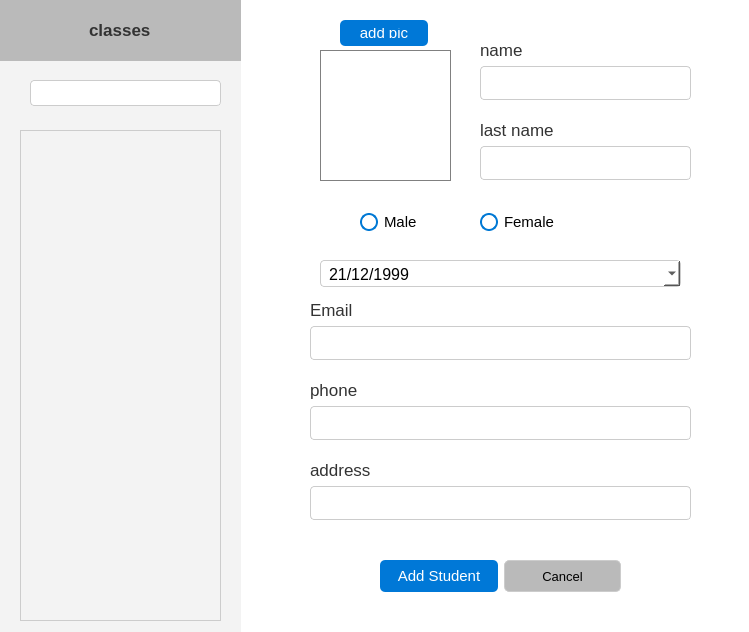
First picture: the form in School_System/ui/AddStudentDialog.ui, repository KasperJack/School-Management-System, before the edit.
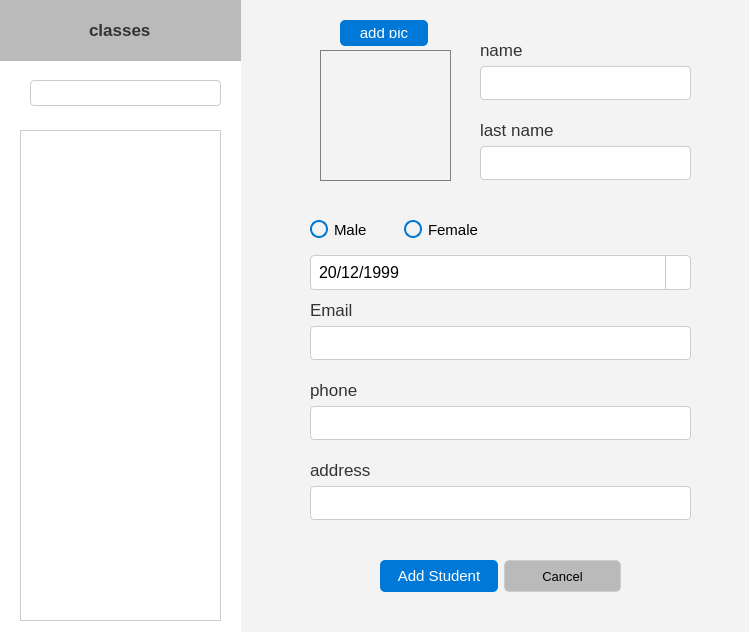
Second picture: the form after the edit. Icons and pictures are not drawn.

Patch:
```diff
--- a/School_System/ui/AddStudentDialog.ui
+++ b/School_System/ui/AddStudentDialog.ui
@@ -16,7 +16,7 @@
   <property name="styleSheet">
    <string notr="true">/* General Window */
 QWidget {
-    background-color:rgb(255, 255, 255); /* Light Gray for Light Mode */
+    background-color:#f3f3f3; /* Light Gray for Light Mode */
     color: #000000;           /* Black Text */
     font-family: &quot;Segoe UI&quot;, Arial, sans-serif;
     font-size: 12pt;
@@ -199,7 +199,7 @@
      </widget>
     </item>
     <item>
-     <widget class="QPushButton" name="pushButton">
+     <widget class="QPushButton" name="close_button">
       <property name="minimumSize">
        <size>
         <width>0</width>
@@ -273,44 +273,6 @@
     </item>
    </layout>
   </widget>
-  <widget class="QDateEdit" name="birth_date">
-   <property name="geometry">
-    <rect>
-     <x>320</x>
-     <y>260</y>
-     <width>361</width>
-     <height>27</height>
-    </rect>
-   </property>
-   <property name="styleSheet">
-    <string notr="true">
-    background-color: white;
-    color: black;
-    border: 1px solid #cccccc;
-    border-radius: 4px;
-    padding: 6px;
-</string>
-   </property>
-   <property name="wrapping">
-    <bool>false</bool>
-   </property>
-   <property name="dateTime">
-    <datetime>
-     <hour>0</hour>
-     <minute>0</minute>
-     <second>0</second>
-     <year>1999</year>
-     <month>12</month>
-     <day>21</day>
-    </datetime>
-   </property>
-   <property name="displayFormat">
-    <string>d/M/yyyy</string>
-   </property>
-   <property name="calendarPopup">
-    <bool>true</bool>
-   </property>
-  </widget>
   <widget class="QWidget" name="layoutWidget_3">
    <property name="geometry">
     <rect>
@@ -352,118 +314,6 @@
     <string>add pic</string>
    </property>
   </widget>
-  <widget class="QRadioButton" name="m_radioButton">
-   <property name="geometry">
-    <rect>
-     <x>360</x>
-     <y>210</y>
-     <width>111</width>
-     <height>24</height>
-    </rect>
-   </property>
-   <property name="styleSheet">
-    <string notr="true">QRadioButton {
-    spacing: 6px; /* Space between the radio button and label text */
-    color: black; /* Text color */
-    font-size: 11pt;
-}
-
-QRadioButton::indicator {
-    width: 14px;
-    height: 14px;
-    border-radius: 9px; /* Makes the indicator circular */
-    border: 2px solid #0078D4; /* Fluent Blue border */
-    background-color: transparent; /* Transparent background */
-}
-
-QRadioButton::indicator:hover {
-    border-color: #005a9e; /* Darker Fluent Blue on hover */
-}
-
-QRadioButton::indicator:checked {
-    background-color: #0078D4; /* Fluent Blue when checked */
-    border-color: #0078D4; /* Fluent Blue border */
-}
-
-QRadioButton::indicator:pressed {
-    background-color: #004578; /* Darker blue on press */
-}
-
-QRadioButton::indicator:checked:hover {
-    background-color: #005a9e; /* Slightly darker blue on hover when checked */
-}
-
-QRadioButton::indicator:disabled {
-    border-color: #d6d6d6; /* Light gray for disabled state */
-    background-color: #f0f0f0; /* Light gray background for disabled */
-}
-
-QRadioButton::indicator:checked:disabled {
-    background-color: #d6d6d6; /* Gray checked state for disabled */
-    border-color: #d6d6d6;
-}
-</string>
-   </property>
-   <property name="text">
-    <string>Male</string>
-   </property>
-  </widget>
-  <widget class="QRadioButton" name="f_radioButton">
-   <property name="geometry">
-    <rect>
-     <x>480</x>
-     <y>210</y>
-     <width>111</width>
-     <height>24</height>
-    </rect>
-   </property>
-   <property name="styleSheet">
-    <string notr="true">QRadioButton {
-    spacing: 6px; /* Space between the radio button and label text */
-    color: black; /* Text color */
-    font-size: 11pt;
-}
-
-QRadioButton::indicator {
-    width: 14px;
-    height: 14px;
-    border-radius: 9px; /* Makes the indicator circular */
-    border: 2px solid #0078D4; /* Fluent Blue border */
-    background-color: transparent; /* Transparent background */
-}
-
-QRadioButton::indicator:hover {
-    border-color: #005a9e; /* Darker Fluent Blue on hover */
-}
-
-QRadioButton::indicator:checked {
-    background-color: #0078D4; /* Fluent Blue when checked */
-    border-color: #0078D4; /* Fluent Blue border */
-}
-
-QRadioButton::indicator:pressed {
-    background-color: #004578; /* Darker blue on press */
-}
-
-QRadioButton::indicator:checked:hover {
-    background-color: #005a9e; /* Slightly darker blue on hover when checked */
-}
-
-QRadioButton::indicator:disabled {
-    border-color: #d6d6d6; /* Light gray for disabled state */
-    background-color: #f0f0f0; /* Light gray background for disabled */
-}
-
-QRadioButton::indicator:checked:disabled {
-    background-color: #d6d6d6; /* Gray checked state for disabled */
-    border-color: #d6d6d6;
-}
-</string>
-   </property>
-   <property name="text">
-    <string>Female</string>
-   </property>
-  </widget>
   <widget class="QLabel" name="update_photo_la">
    <property name="geometry">
     <rect>
@@ -494,7 +344,7 @@
     </rect>
    </property>
    <property name="styleSheet">
-    <string notr="true">background-color: #f3f3f3;
+    <string notr="true">background-color: rgb(255, 255, 255);
 border-radius: 0px;</string>
    </property>
    <widget class="QWidget" name="widget_2" native="true">
@@ -638,6 +488,199 @@
     </widget>
    </widget>
   </widget>
+  <widget class="QWidget" name="layoutWidget">
+   <property name="geometry">
+    <rect>
+     <x>310</x>
+     <y>220</y>
+     <width>381</width>
+     <height>70</height>
+    </rect>
+   </property>
+   <layout class="QVBoxLayout" name="verticalLayout_6">
+    <item>
+     <layout class="QHBoxLayout" name="horizontalLayout_2">
+      <property name="rightMargin">
+       <number>200</number>
+      </property>
+      <property name="bottomMargin">
+       <number>10</number>
+      </property>
+      <item>
+       <widget class="QRadioButton" name="m_radioButton">
+        <property name="styleSheet">
+         <string notr="true">QRadioButton {
+    spacing: 6px; /* Space between the radio button and label text */
+    color: black; /* Text color */
+    font-size: 11pt;
+}
+
+QRadioButton::indicator {
+    width: 14px;
+    height: 14px;
+    border-radius: 9px; /* Makes the indicator circular */
+    border: 2px solid #0078D4; /* Fluent Blue border */
+    background-color: transparent; /* Transparent background */
+}
+
+QRadioButton::indicator:hover {
+    border-color: #005a9e; /* Darker Fluent Blue on hover */
+}
+
+QRadioButton::indicator:checked {
+    background-color: #0078D4; /* Fluent Blue when checked */
+    border-color: #0078D4; /* Fluent Blue border */
+}
+
+QRadioButton::indicator:pressed {
+    background-color: #004578; /* Darker blue on press */
+}
+
+QRadioButton::indicator:checked:hover {
+    background-color: #005a9e; /* Slightly darker blue on hover when checked */
+}
+
+QRadioButton::indicator:disabled {
+    border-color: #d6d6d6; /* Light gray for disabled state */
+    background-color: #f0f0f0; /* Light gray background for disabled */
+}
+
+QRadioButton::indicator:checked:disabled {
+    background-color: #d6d6d6; /* Gray checked state for disabled */
+    border-color: #d6d6d6;
+}
+</string>
+        </property>
+        <property name="text">
+         <string>Male</string>
+        </property>
+       </widget>
+      </item>
+      <item>
+       <widget class="QRadioButton" name="f_radioButton">
+        <property name="styleSheet">
+         <string notr="true">QRadioButton {
+    spacing: 6px; /* Space between the radio button and label text */
+    color: black; /* Text color */
+    font-size: 11pt;
+}
+
+QRadioButton::indicator {
+    width: 14px;
+    height: 14px;
+    border-radius: 9px; /* Makes the indicator circular */
+    border: 2px solid #0078D4; /* Fluent Blue border */
+    background-color: transparent; /* Transparent background */
+}
+
+QRadioButton::indicator:hover {
+    border-color: #005a9e; /* Darker Fluent Blue on hover */
+}
+
+QRadioButton::indicator:checked {
+    background-color: #0078D4; /* Fluent Blue when checked */
+    border-color: #0078D4; /* Fluent Blue border */
+}
+
+QRadioButton::indicator:pressed {
+    background-color: #004578; /* Darker blue on press */
+}
+
+QRadioButton::indicator:checked:hover {
+    background-color: #005a9e; /* Slightly darker blue on hover when checked */
+}
+
+QRadioButton::indicator:disabled {
+    border-color: #d6d6d6; /* Light gray for disabled state */
+    background-color: #f0f0f0; /* Light gray background for disabled */
+}
+
+QRadioButton::indicator:checked:disabled {
+    background-color: #d6d6d6; /* Gray checked state for disabled */
+    border-color: #d6d6d6;
+}
+</string>
+        </property>
+        <property name="text">
+         <string>Female</string>
+        </property>
+       </widget>
+      </item>
+     </layout>
+    </item>
+    <item>
+     <widget class="QDateEdit" name="birth_date">
+      <property name="styleSheet">
+       <string notr="true">/* Base Style for QDateEdit */
+QDateEdit {
+    background-color: white;
+    color: black;
+    border: 1px solid #cccccc;
+    border-radius: 4px;
+    padding: 6px;
+    selection-background-color: #0078d7; /* Highlight color for selected text */
+    selection-color: white; /* Text color for selected text */
+}
+
+/* Hover State */
+QDateEdit:hover {
+    border: 1px solid #999999; /* Slightly darker border on hover */
+}
+
+/* Focus State */
+QDateEdit:focus {
+    border: 1px solid #0078d7; /* Blue border on focus */
+    background-color: #ffffff;
+}
+
+/* Drop-down Calendar Button */
+QDateEdit::drop-down {
+    subcontrol-origin: padding;
+    subcontrol-position: center right;
+    width: 24px; /* Width of the drop-down button */
+    border-left: 1px solid #cccccc; /* Separator between the input and button */
+}
+
+/* Drop-down Calendar Button Icon */
+QDateEdit::down-arrow {
+    image: url(:/icons/calendar.png); /* Replace with your calendar icon */
+    width: 16px;
+    height: 16px;
+}
+
+/* Drop-down Calendar Button Hover State */
+QDateEdit::drop-down:hover {
+    background-color: #f0f0f0; /* Light gray background on hover */
+}
+
+/* Drop-down Calendar Button Pressed State */
+QDateEdit::drop-down:pressed {
+    background-color: #e0e0e0; /* Slightly darker gray when pressed */
+}</string>
+      </property>
+      <property name="wrapping">
+       <bool>false</bool>
+      </property>
+      <property name="dateTime">
+       <datetime>
+        <hour>0</hour>
+        <minute>0</minute>
+        <second>0</second>
+        <year>1999</year>
+        <month>12</month>
+        <day>20</day>
+       </datetime>
+      </property>
+      <property name="displayFormat">
+       <string>d/M/yyyy</string>
+      </property>
+      <property name="calendarPopup">
+       <bool>true</bool>
+      </property>
+     </widget>
+    </item>
+   </layout>
+  </widget>
  </widget>
  <resources/>
  <connections/>
```
